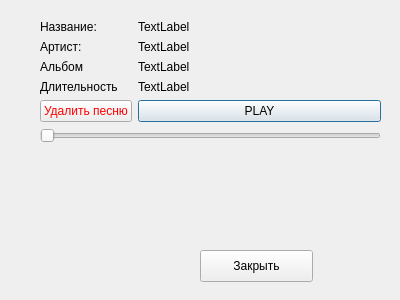
boyarivan06/AnotherOpera, file QT_windows/song_view.ui: the form before one commit.
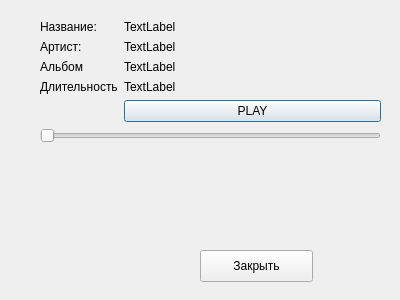
The form after the commit.

Commit message: added getting songs (with audio!) from jamendo

Diff of the .ui file:
```diff
--- a/QT_windows/song_view.ui
+++ b/QT_windows/song_view.ui
@@ -108,16 +108,6 @@
       </property>
      </widget>
     </item>
-    <item row="6" column="0">
-     <widget class="QPushButton" name="del_button">
-      <property name="styleSheet">
-       <string notr="true">color: rgb(255, 0, 0)</string>
-      </property>
-      <property name="text">
-       <string>Удалить песню</string>
-      </property>
-     </widget>
-    </item>
    </layout>
   </widget>
   <widget class="QPushButton" name="pushButton">
```
The commit also changes 8 other files.
